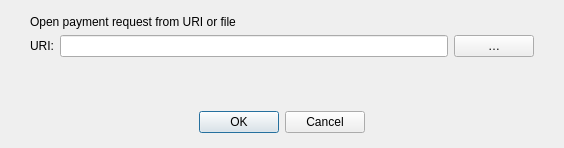
This is src/qt/forms/openuridialog.ui in FantasyGold/FantasyGold-Core as Qt 5 draws it before an edit. The edited form follows.
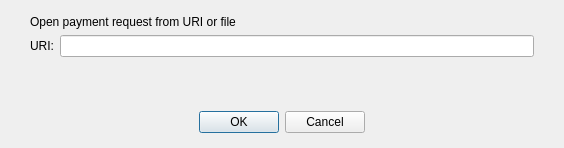
This is the edited form. Custom widgets are drawn as their Qt base class.

Commit message: gui: remove payment request file handling from OpenURI dialog

The edit to the form file:
```diff
--- a/src/qt/forms/openuridialog.ui
+++ b/src/qt/forms/openuridialog.ui
@@ -61,19 +61,6 @@
      <item>
       <widget class="QValidatedLineEdit" name="uriEdit"/>
      </item>
-     <item>
-      <widget class="QPushButton" name="selectFileButton">
-       <property name="toolTip">
-        <string>Select payment request file</string>
-       </property>
-       <property name="text">
-        <string notr="true">…</string>
-       </property>
-       <property name="autoDefault">
-        <bool>false</bool>
-       </property>
-      </widget>
-     </item>
     </layout>
    </item>
    <item>
```
The commit also changes 2 other files.
